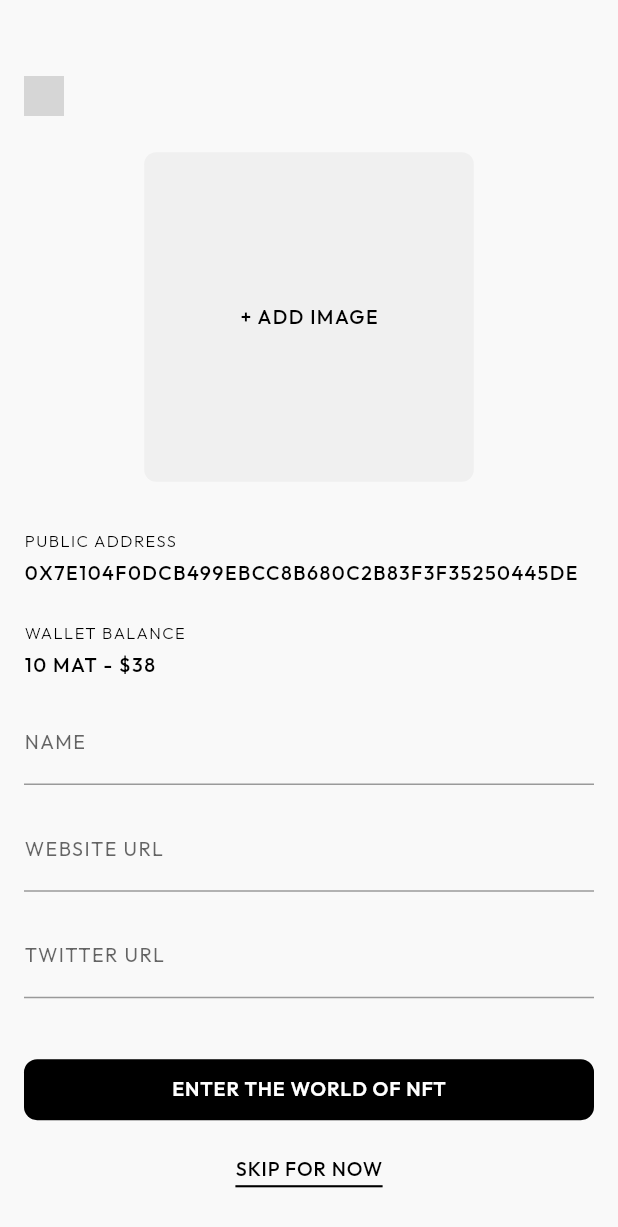
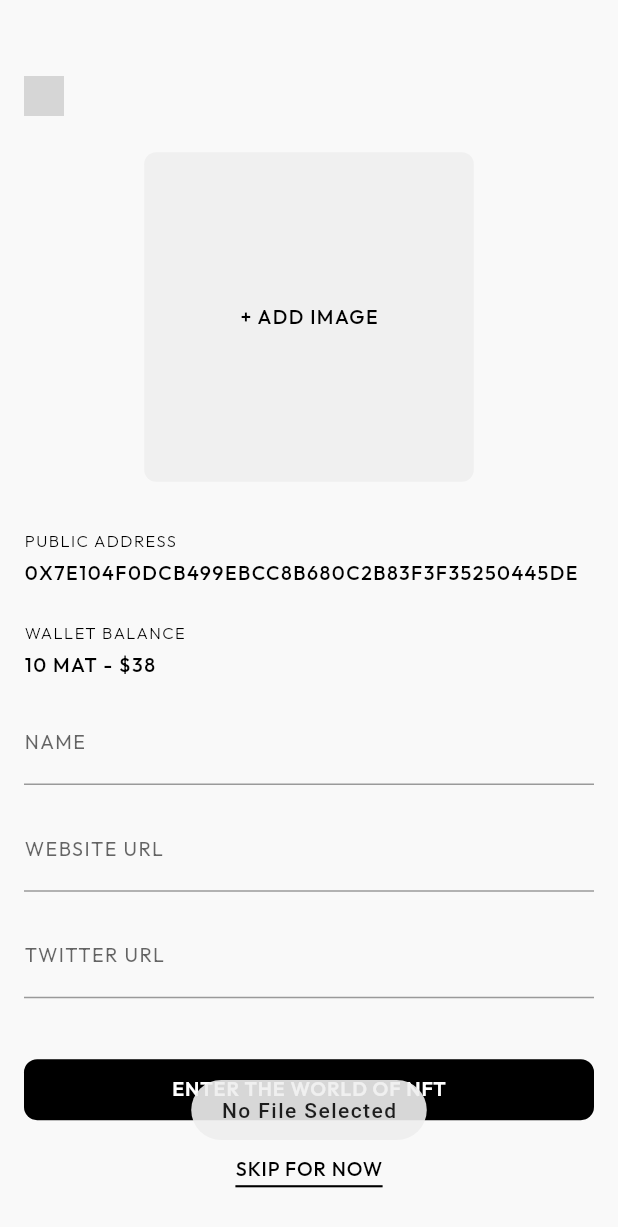
Before and after one commit to Hrushi2406/nft-marketplace, a Flutter app: the EditUserInfoScreen screen opened directly, after a tap on "+ ADD IMAGE", on a phone screen of 412 x 824 dp. Shown: the top 1227 px of the screen. Run offline on Flutter 3.47's test engine with Material 2 defaults, Android fonts, the phone set to English and light mode, and no system bars; our stand-ins replace flutter_svg, fluttertoast, google_fonts, iconsax, image_picker; grey boxes are pictures that could not be loaded.

Commit message:
Added Image Picker

```diff
--- /dev/null
+++ b/lib/core/services/image_picker_service.dart
@@ -0,0 +1,32 @@
+import 'package:flutter/material.dart';
+import 'package:fluttertoast/fluttertoast.dart';
+import 'package:image_picker/image_picker.dart';
+
+class ImagePickerService {
+//PICKER
+  static Future<String?> pickImage() async {
+    final ImagePicker _picker = ImagePicker();
+
+    try {
+      // Pick an image
+      final XFile? image = await _picker.pickImage(
+        source: ImageSource.gallery,
+      );
+
+      //Nothing picked
+      if (image == null) {
+        Fluttertoast.showToast(
+          msg: 'No File Selected',
+        );
+        return null;
+      } else {
+        //Return Path
+        return image.path;
+      }
+    } catch (e) {
+      debugPrint('Error at image picker: $e');
+
+      return null;
+    }
+  }
+}
--- a/lib/core/services/network_service.dart
+++ b/lib/core/services/network_service.dart
@@ -3,7 +3,6 @@ import 'dart:convert';
 import 'package:flutter/foundation.dart';
 import 'package:http/http.dart' as http;
 
-//TODO://Configure according to project
 class NetworkService {
   NetworkService({
     required this.baseUrl,
--- a/lib/screens/edit_user_info_screen/edit_user_info_screen.dart
+++ b/lib/screens/edit_user_info_screen/edit_user_info_screen.dart
@@ -1,4 +1,5 @@
 import 'package:flutter/material.dart';
+import 'package:nfts/core/services/image_picker_service.dart';
 
 import '../../core/utils/utils.dart';
 import '../../core/widgets/custom_widgets.dart';
@@ -20,7 +21,18 @@ class _EditUserInfoScreenState extends State<EditUserInfoScreen> {
 
   final TextEditingController _twitterController = TextEditingController();
 
-  _pickImage() {}
+  String? _pickedImagePath;
+
+  _pickImage() async {
+    //Pick Image
+    final image = await ImagePickerService.pickImage();
+
+    if (image != null) {
+      _pickedImagePath = image;
+
+      setState(() {});
+    }
+  }
 
   _submit() {
     if (_formKey.currentState!.validate()) {
@@ -67,11 +79,19 @@ class _EditUserInfoScreenState extends State<EditUserInfoScreen> {
                     decoration: BoxDecoration(
                       borderRadius: BorderRadius.circular(space1x),
                       color: Theme.of(context).colorScheme.surface,
+                      image: _pickedImagePath == null
+                          ? null
+                          : DecorationImage(
+                              image: AssetImage(_pickedImagePath!),
+                              fit: BoxFit.cover,
+                            ),
                     ),
-                    child: UpperCaseText(
-                      '+ Add image',
-                      style: Theme.of(context).textTheme.headline4,
-                    ),
+                    child: _pickedImagePath == null
+                        ? UpperCaseText(
+                            '+ Add image',
+                            style: Theme.of(context).textTheme.headline4,
+                          )
+                        : null,
                   ),
                 ),
               ),
--- a/lib/screens/splash_screen/splash_screen.dart
+++ b/lib/screens/splash_screen/splash_screen.dart
@@ -1,6 +1,7 @@
 import 'dart:async';
 
 import 'package:flutter/material.dart';
+import 'package:nfts/screens/edit_user_info_screen/edit_user_info_screen.dart';
 
 import '../../core/utils/utils.dart';
 import '../../core/widgets/custom_widgets.dart';
@@ -23,7 +24,8 @@ class _SplashScreenState extends State<SplashScreen> {
 
   _next() {
     // Navigation.pushReplacement(context, screen: const WalletInitScreen());
-    Navigation.pushReplacement(context, screen: const TabsScreen());
+    Navigation.pushReplacement(context, screen: const EditUserInfoScreen());
+    // Navigation.pushReplacement(context, screen: const TabsScreen());
   }
 
   @override
--- a/pubspec.yaml
+++ b/pubspec.yaml
@@ -31,11 +31,14 @@ dependencies:
   flutter:
     sdk: flutter
   flutter_svg: ^0.23.0+1
+  fluttertoast: ^8.0.8
   get_it: ^7.2.0
   google_fonts: ^2.1.0
   iconsax: ^0.0.8
+  image_picker: ^0.8.4+4
   provider: ^6.0.1
   shared_preferences: ^2.0.9
+  web3dart: ^2.3.3
 
 dev_dependencies:
   flutter_lints: ^1.0.0
```
Also changed, not shown: pubspec.lock, 3 other files.
